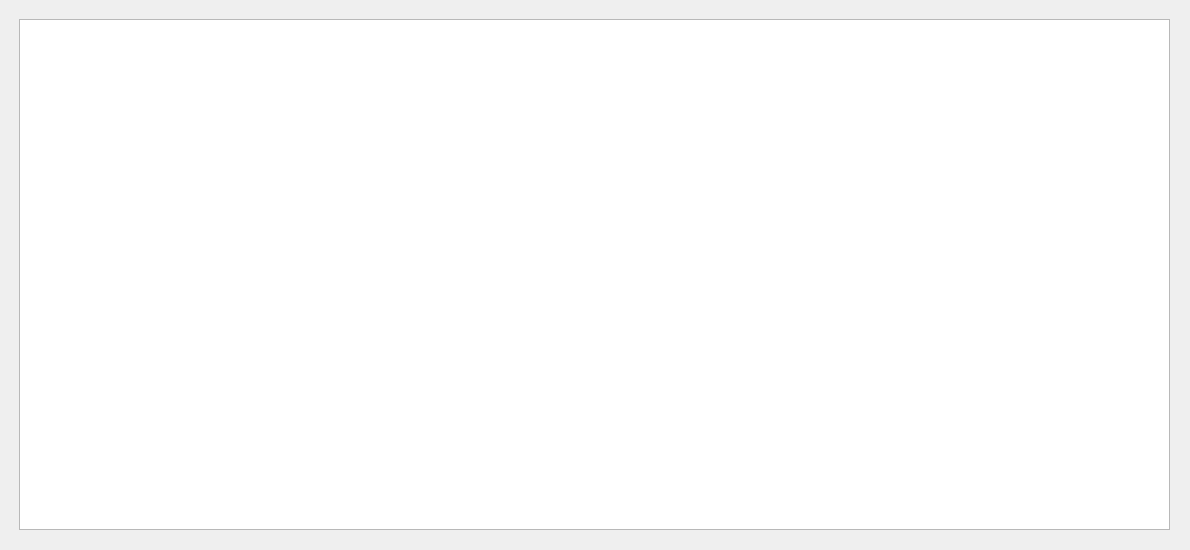
Qt form TaskWidget.ui (zydxnyy/FileClient) before a commit.
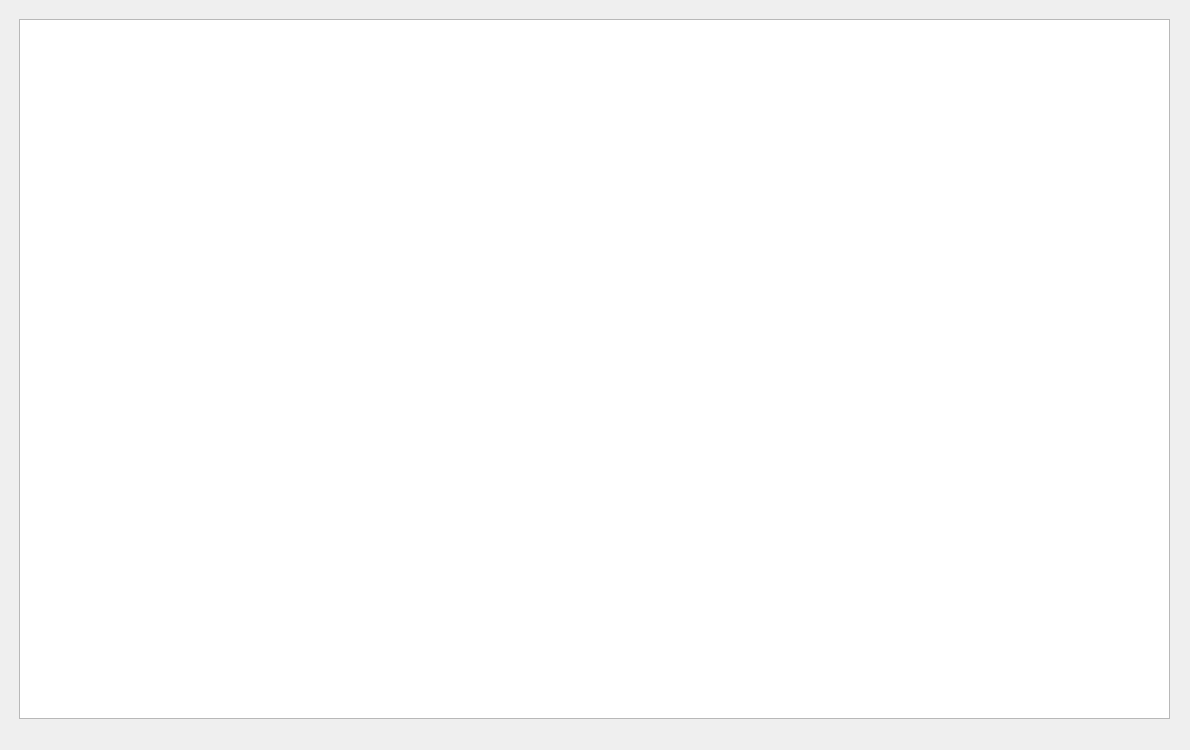
The same form after that commit.

What changed in the file:
```diff
--- a/TaskWidget.ui
+++ b/TaskWidget.ui
@@ -7,7 +7,7 @@
     <x>0</x>
     <y>0</y>
     <width>1190</width>
-    <height>550</height>
+    <height>750</height>
    </rect>
   </property>
   <property name="windowTitle">
@@ -19,7 +19,7 @@
      <x>19</x>
      <y>19</y>
      <width>1151</width>
-     <height>511</height>
+     <height>700</height>
     </rect>
    </property>
   </widget>
```
